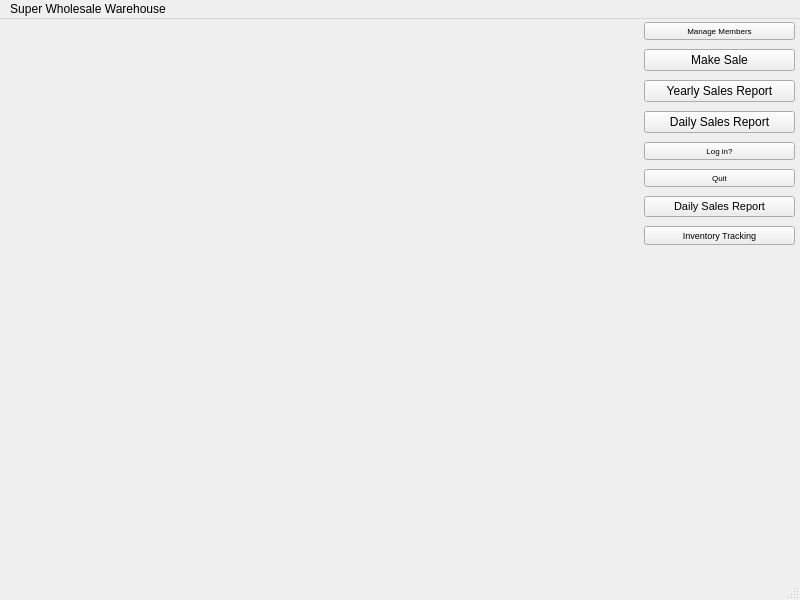
The window that mainwindow.ui (WinterCS003/CS008_Project1) describes before a commit, drawn with Qt 5.
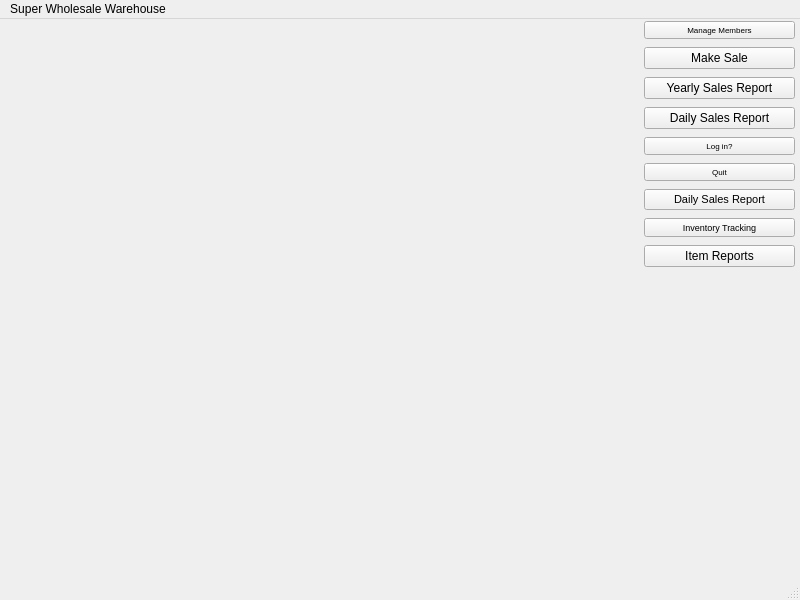
The same window after the commit.

Patch:
```diff
--- a/mainwindow.ui
+++ b/mainwindow.ui
@@ -20,7 +20,7 @@
       <x>644</x>
       <y>0</y>
       <width>151</width>
-      <height>231</height>
+      <height>257</height>
      </rect>
     </property>
     <layout class="QVBoxLayout" name="verticalLayout">
@@ -106,7 +106,14 @@
         <string>Inventory Tracking</string>
        </property>
       </widget>
-      </item>
+     </item>
+     <item>
+      <widget class="QPushButton" name="itemReport">
+       <property name="text">
+        <string>Item Reports</string>
+       </property>
+      </widget>
+     </item>
     </layout>
    </widget>
   </widget>
```
Left out of the diff: 2 changed lines with no effect on the pictures.
